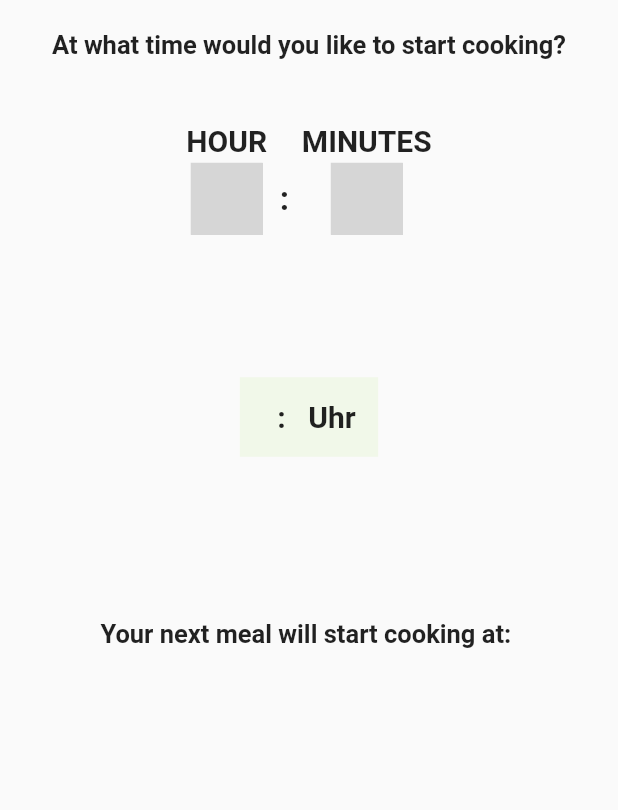
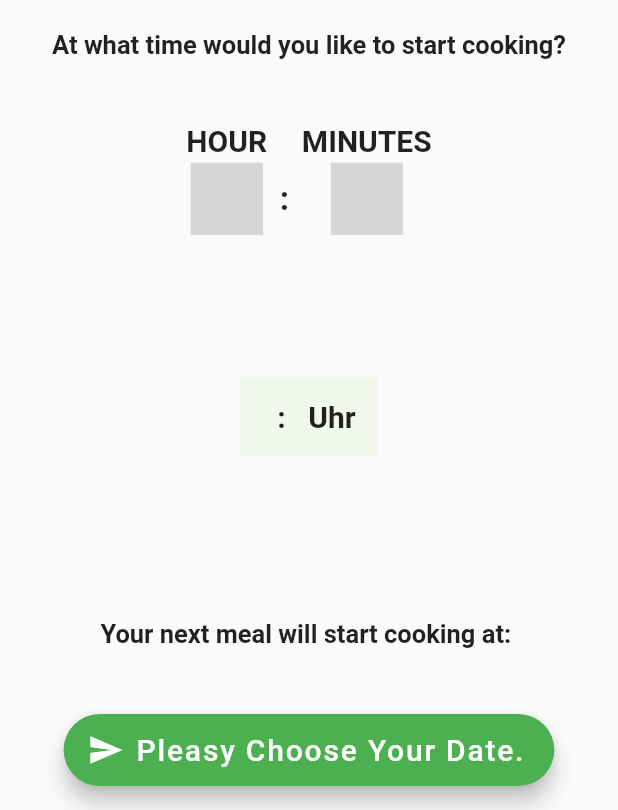
Before and after one commit to zumbesa1/Steasy-App, a Flutter app: the screen it shows after launch, on a phone screen of 412 x 824 dp, the part 426-1236 px from its top. Run offline on Flutter 3.47's test engine with Material 2 defaults, Android fonts, the phone set to English and light mode, and no system bars; our stand-ins replace flutter_blue, numberpicker; statements that could not run were skipped; grey boxes are pictures that could not be loaded.

Commit message:
add sendButton with WriteData function

```diff
--- a/steasy_app/lib/main.dart
+++ b/steasy_app/lib/main.dart
@@ -398,7 +398,17 @@ class MySteasyState extends State<MyBluetoothApp>
               flex: 1,
               child: Column(
                 mainAxisAlignment: MainAxisAlignment.spaceEvenly,
-                children: <Widget>[],
+                children: <Widget>[
+                  FloatingActionButton.extended(
+                    onPressed: () => writeData("$usersMealDate"),
+                    label: Text(
+                      "$usersMealDate",
+                      style: TextStyle(fontSize: 20),
+                    ),
+                    icon: Icon(Icons.send),
+                    backgroundColor: Colors.green,
+                  ),
+                ],
               )),
         ],
       ),
```
